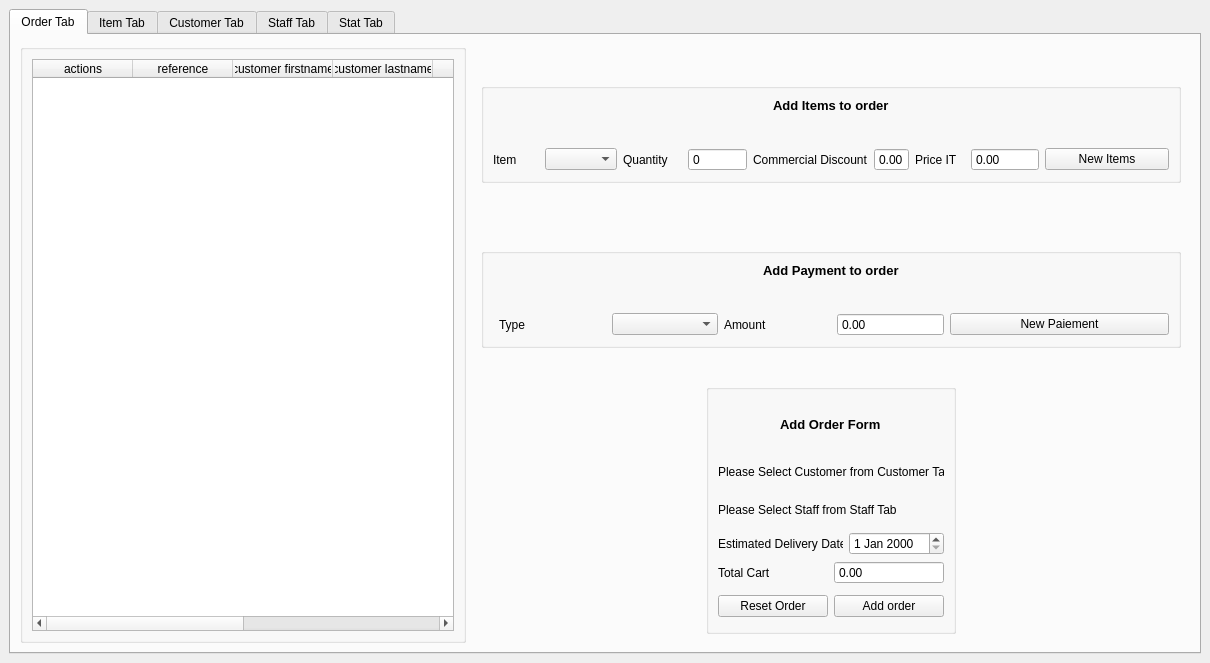
Above: window/main/mainwindow.ui from nivcoo/CESI-POO before the change. Below: the same form after it.
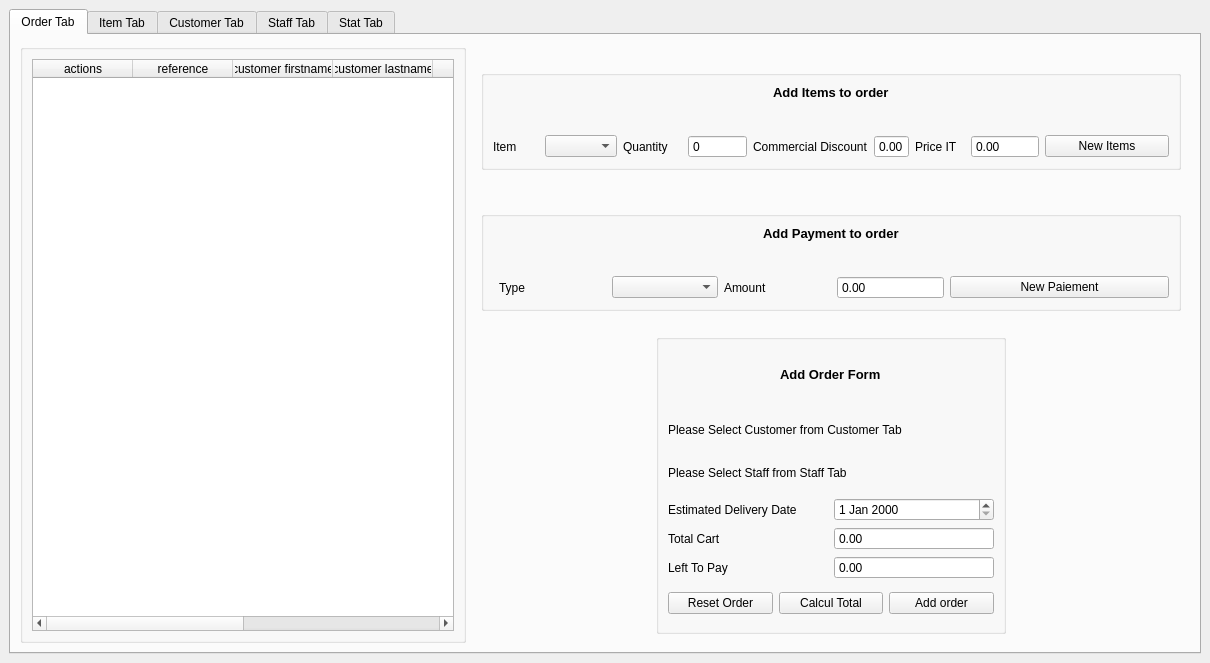
That is the form after the change.

Commit message: feat. add calcul button

Diff of the .ui file:
```diff
--- a/window/main/mainwindow.ui
+++ b/window/main/mainwindow.ui
@@ -424,14 +424,14 @@
                <widget class="QGroupBox" name="orderFormBox2">
                 <property name="minimumSize">
                  <size>
-                  <width>250</width>
-                  <height>250</height>
+                  <width>350</width>
+                  <height>300</height>
                  </size>
                 </property>
                 <property name="maximumSize">
                  <size>
-                  <width>250</width>
-                  <height>250</height>
+                  <width>350</width>
+                  <height>300</height>
                  </size>
                 </property>
                 <layout class="QVBoxLayout" name="orderFormLBox2">
@@ -559,6 +559,30 @@
                    </item>
                   </layout>
                  </item>
+                 <item>
+                  <layout class="QHBoxLayout" name="orderH26">
+                   <item>
+                    <widget class="QLabel" name="orderL13">
+                     <property name="text">
+                      <string>Left To Pay</string>
+                     </property>
+                    </widget>
+                   </item>
+                   <item>
+                    <widget class="QDoubleSpinBox" name="orderFormTotalLeftToPay">
+                     <property name="readOnly">
+                      <bool>true</bool>
+                     </property>
+                     <property name="buttonSymbols">
+                      <enum>QAbstractSpinBox::NoButtons</enum>
+                     </property>
+                     <property name="maximum">
+                      <double>999999.000000000000000</double>
+                     </property>
+                    </widget>
+                   </item>
+                  </layout>
+                 </item>
                  <item>
                   <layout class="QHBoxLayout" name="orderH16">
                    <item alignment="Qt::AlignVCenter">
@@ -568,6 +592,16 @@
                      </property>
                     </widget>
                    </item>
+                   <item>
+                    <widget class="QPushButton" name="pushButtonCalculOrder">
+                     <property name="cursor">
+                      <cursorShape>PointingHandCursor</cursorShape>
+                     </property>
+                     <property name="text">
+                      <string>Calcul Total</string>
+                     </property>
+                    </widget>
+                   </item>
                    <item alignment="Qt::AlignVCenter">
                     <widget class="QPushButton" name="pushButtonAddOrder">
                      <property name="cursor">
```
Left out of the diff: 23 changed lines with no effect on the pictures. The commit also changes 3 other files.
